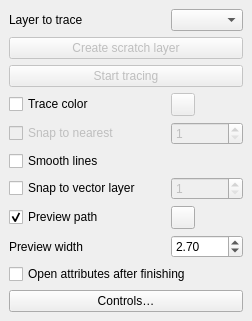
Before: the Qt Designer form raster_scribe_dockwidget_base.ui in IongIer/raster_tracer, drawn with Qt 5.
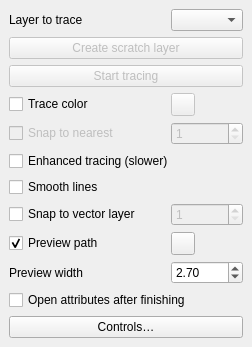
After: the same form once the commit is applied. Custom widgets are drawn as their Qt base class.

Patch:
```diff
--- a/raster_scribe_dockwidget_base.ui
+++ b/raster_scribe_dockwidget_base.ui
@@ -30,19 +30,19 @@
       <property name="toolTip"><string>Choose a supported RGB raster and select an editable MultiLineString or MultiCurve layer.</string></property>
      </widget>
     </item>
-    <item row="11" column="0" colspan="2">
+    <item row="12" column="0" colspan="2">
      <widget class="QCheckBox" name="checkBoxOpenAttributes">
       <property name="text"><string>Open attributes after finishing</string></property>
       <property name="toolTip"><string>Open the finished line's form after right-clicking. Set the one-time override modifier in Controls.</string></property>
      </widget>
     </item>
-    <item row="12" column="0" colspan="2">
+    <item row="13" column="0" colspan="2">
      <widget class="QPushButton" name="controlsButton">
       <property name="text"><string>Controls…</string></property>
      </widget>
     </item>
 
-    <item row="8" column="0">
+    <item row="9" column="0">
      <widget class="QCheckBox" name="checkBoxSnap2">
       <property name="enabled">
        <bool>true</bool>
@@ -52,7 +52,7 @@
       </property>
      </widget>
     </item>
-    <item row="8" column="1">
+    <item row="9" column="1">
      <widget class="QgsSpinBox" name="SpinBoxSnap">
       <property name="enabled">
        <bool>false</bool>
@@ -120,14 +120,24 @@
       </property>
      </widget>
     </item>
-    <item row="7" column="0">
+    <item row="7" column="0" colspan="2">
+     <widget class="QCheckBox" name="checkBoxEnhancedTracing">
+      <property name="text">
+       <string>Enhanced tracing (slower)</string>
+      </property>
+      <property name="toolTip">
+       <string>Uses more processing to follow contours through text and line crossings.</string>
+      </property>
+     </widget>
+    </item>
+    <item row="8" column="0">
      <widget class="QCheckBox" name="checkBoxSmooth">
       <property name="text">
        <string>Smooth lines</string>
       </property>
      </widget>
     </item>
-    <item row="9" column="0">
+    <item row="10" column="0">
      <widget class="QCheckBox" name="checkBoxPreview">
       <property name="text">
        <string>Preview path</string>
@@ -137,7 +147,7 @@
       </property>
      </widget>
     </item>
-    <item row="9" column="1">
+    <item row="10" column="1">
      <widget class="QgsColorButton" name="previewColorButton">
       <property name="text">
        <string/>
@@ -151,14 +161,14 @@
       </property>
      </widget>
     </item>
-    <item row="10" column="0">
+    <item row="11" column="0">
      <widget class="QLabel" name="previewWidthLabel">
       <property name="text">
        <string>Preview width</string>
       </property>
      </widget>
     </item>
-    <item row="10" column="1">
+    <item row="11" column="1">
      <widget class="QDoubleSpinBox" name="previewWidthSpinBox">
       <property name="minimum">
        <double>0.100000000000000</double>
```
